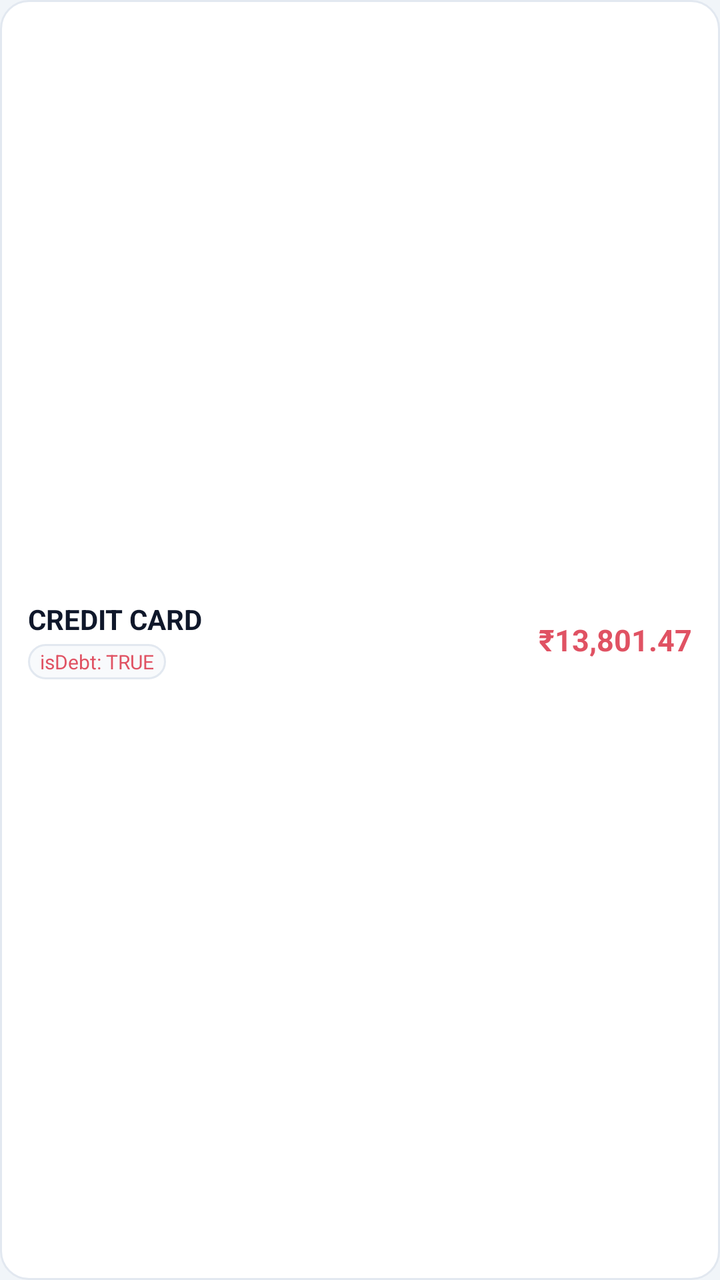
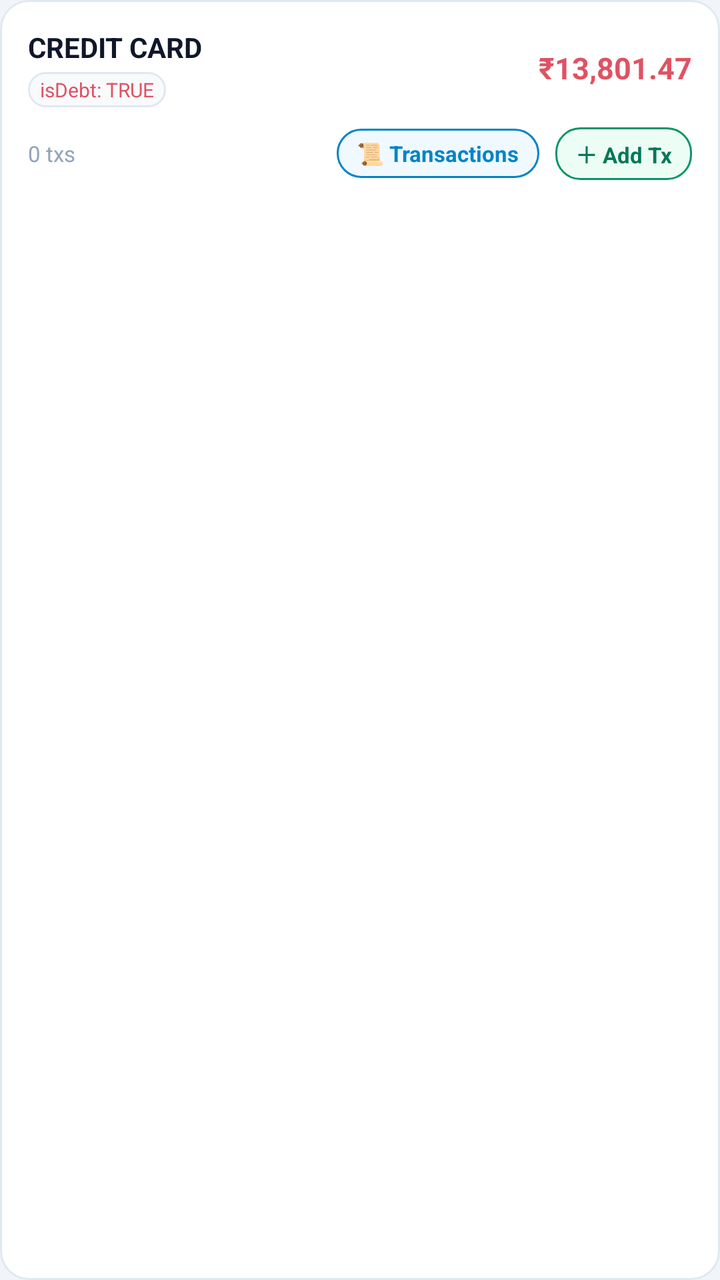

Compare the two renders of this Android layout. The source of the first and the diff that turns it into the second are given below.
<!-- AndroidManifest.xml: application theme AppTheme -->
<!-- res/layout/item_loan.xml -->
<?xml version="1.0" encoding="utf-8"?>
<LinearLayout
    xmlns:android="http://schemas.android.com/apk/res/android"
    android:layout_width="match_parent"
    android:layout_height="wrap_content"
    android:orientation="horizontal"
    android:gravity="center_vertical"
    android:background="@drawable/bg_card"
    android:padding="14dp"
    android:layout_marginBottom="8dp">

    <LinearLayout
        android:layout_width="0dp"
        android:layout_height="wrap_content"
        android:layout_weight="1"
        android:orientation="vertical">

        <TextView
            android:id="@+id/tvLoanName"
            android:layout_width="wrap_content"
            android:layout_height="wrap_content"
            android:text="CREDIT CARD"
            android:textColor="@color/text_primary"
            android:textSize="14sp"
            android:textStyle="bold" />

        <TextView
            android:id="@+id/tvLoanBadge"
            android:layout_width="wrap_content"
            android:layout_height="wrap_content"
            android:layout_marginTop="3dp"
            android:text="isDebt: TRUE"
            android:textColor="@color/red_rose"
            android:textSize="10sp"
            android:background="@drawable/bg_pill_dark"
            android:paddingStart="6dp"
            android:paddingEnd="6dp"
            android:paddingTop="2dp"
            android:paddingBottom="2dp" />
    </LinearLayout>

    <TextView
        android:id="@+id/tvLoanOutstanding"
        android:layout_width="wrap_content"
        android:layout_height="wrap_content"
        android:text="₹13,801.47"
        android:textColor="@color/red_rose"
        android:textSize="15sp"
        android:textStyle="bold" />
</LinearLayout>
<!-- resources referenced by this layout -->
<resources>
  <color name="red_rose">#E05263</color>
  <color name="text_primary">#0F172A</color>
  <!-- drawable bg_card (drawable) -->
  <?xml version="1.0" encoding="utf-8"?>
  <shape xmlns:android="http://schemas.android.com/apk/res/android"
      android:shape="rectangle">
      <solid android:color="@color/bg_card" />
      <corners android:radius="14dp" />
      <stroke
          android:width="1dp"
          android:color="@color/border_dark" />
  </shape>
  <!-- drawable bg_pill_dark (drawable) -->
  <?xml version="1.0" encoding="utf-8"?>
  <shape xmlns:android="http://schemas.android.com/apk/res/android"
      android:shape="rectangle">
      <solid android:color="@color/bg_card_secondary" />
      <corners android:radius="20dp" />
      <stroke
          android:width="1dp"
          android:color="@color/border_dark" />
  </shape>
  <style name="AppTheme" parent="Theme.MaterialComponents.DayNight.NoActionBar">
          <item name="colorPrimary">@color/colorPrimary</item>
          <item name="colorPrimaryDark">@color/colorPrimaryDark</item>
          <item name="colorAccent">@color/colorAccent</item>
          <item name="android:windowBackground">@color/bg_dark</item>
          <item name="android:statusBarColor">@color/bg_dark</item>
          <item name="android:navigationBarColor">@color/nav_bottom_bg</item>
          <item name="android:textColorPrimary">@color/text_primary</item>
          <item name="android:textColorSecondary">@color/text_secondary</item>
          <item name="android:windowLightStatusBar">true</item>
          <item name="bottomSheetDialogTheme">@style/FinMngrBottomSheetDialogTheme</item>
      </style>
  <color name="bg_card">#FFFFFF</color>
  <color name="border_dark">#E2E8F0</color>
  <color name="bg_card_secondary">#F8FAFC</color>
  <color name="colorPrimary">#0D9488</color>
  <color name="colorPrimaryDark">#E2E8F0</color>
  <color name="colorAccent">#0D9488</color>
  <color name="bg_dark">#F1F5F9</color>
  <color name="nav_bottom_bg">#FFFFFF</color>
  <color name="text_secondary">#475569</color>
  <style name="FinMngrBottomSheetDialogTheme" parent="ThemeOverlay.MaterialComponents.BottomSheetDialog">
          <item name="bottomSheetStyle">@style/FinMngrBottomSheetModal</item>
      </style>
  <style name="FinMngrBottomSheetModal" parent="Widget.MaterialComponents.BottomSheet.Modal">
          <item name="android:background">@android:color/transparent</item>
      </style>
</resources>

<!-- the commit's change to res/layout/item_loan.xml (unified diff, before → after) -->
@@ -3,48 +3,106 @@
     xmlns:android="http://schemas.android.com/apk/res/android"
     android:layout_width="match_parent"
     android:layout_height="wrap_content"
-    android:orientation="horizontal"
-    android:gravity="center_vertical"
+    android:orientation="vertical"
     android:background="@drawable/bg_card"
     android:padding="14dp"
     android:layout_marginBottom="8dp">
 
+    
     <LinearLayout
-        android:layout_width="0dp"
+        android:layout_width="match_parent"
         android:layout_height="wrap_content"
-        android:layout_weight="1"
-        android:orientation="vertical">
+        android:orientation="horizontal"
+        android:gravity="center_vertical">
+
+        <LinearLayout
+            android:layout_width="0dp"
+            android:layout_height="wrap_content"
+            android:layout_weight="1"
+            android:orientation="vertical">
+
+            <TextView
+                android:id="@+id/tvLoanName"
+                android:layout_width="wrap_content"
+                android:layout_height="wrap_content"
+                android:text="CREDIT CARD"
+                android:textColor="@color/text_primary"
+                android:textSize="14sp"
+                android:textStyle="bold" />
+
+            <TextView
+                android:id="@+id/tvLoanBadge"
+                android:layout_width="wrap_content"
+                android:layout_height="wrap_content"
+                android:layout_marginTop="3dp"
+                android:text="isDebt: TRUE"
+                android:textColor="@color/red_rose"
+                android:textSize="10sp"
+                android:background="@drawable/bg_pill_dark"
+                android:paddingStart="6dp"
+                android:paddingEnd="6dp"
+                android:paddingTop="2dp"
+                android:paddingBottom="2dp" />
+        </LinearLayout>
 
         <TextView
-            android:id="@+id/tvLoanName"
+            android:id="@+id/tvLoanOutstanding"
             android:layout_width="wrap_content"
             android:layout_height="wrap_content"
-            android:text="CREDIT CARD"
-            android:textColor="@color/text_primary"
-            android:textSize="14sp"
+            android:text="₹13,801.47"
+            android:textColor="@color/red_rose"
+            android:textSize="15sp"
             android:textStyle="bold" />
+    </LinearLayout>
+
+    
+    <LinearLayout
+        android:layout_width="match_parent"
+        android:layout_height="wrap_content"
+        android:layout_marginTop="10dp"
+        android:orientation="horizontal"
+        android:gravity="center_vertical">
 
         <TextView
-            android:id="@+id/tvLoanBadge"
+            android:id="@+id/tvLoanTxCount"
+            android:layout_width="0dp"
+            android:layout_height="wrap_content"
+            android:layout_weight="1"
+            android:text="0 txs"
+            android:textColor="@color/text_muted"
+            android:textSize="11sp" />
+
+        <TextView
+            android:id="@+id/btnViewLoanTransactions"
             android:layout_width="wrap_content"
             android:layout_height="wrap_content"
-            android:layout_marginTop="3dp"
-            android:text="isDebt: TRUE"
-            android:textColor="@color/red_rose"
-            android:textSize="10sp"
-            android:background="@drawable/bg_pill_dark"
-            android:paddingStart="6dp"
-            android:paddingEnd="6dp"
-            android:paddingTop="2dp"
-            android:paddingBottom="2dp" />
+            android:layout_marginEnd="8dp"
+            android:text="📜 Transactions"
+            android:textColor="@color/blue_sky"
+            android:textSize="11sp"
+            android:textStyle="bold"
+            android:background="@drawable/bg_chip_blue"
+            android:paddingStart="10dp"
+            android:paddingEnd="10dp"
+            android:paddingTop="5dp"
+            android:paddingBottom="5dp"
+            android:clickable="true"
+            android:focusable="true" />
+
+        <TextView
+            android:id="@+id/btnAddLoanTransaction"
+            android:layout_width="wrap_content"
+            android:layout_height="wrap_content"
+            android:text="＋ Add Tx"
+            android:textColor="@color/green_mint"
+            android:textSize="11sp"
+            android:textStyle="bold"
+            android:background="@drawable/bg_chip_green"
+            android:paddingStart="10dp"
+            android:paddingEnd="10dp"
+            android:paddingTop="5dp"
+            android:paddingBottom="5dp"
+            android:clickable="true"
+            android:focusable="true" />
     </LinearLayout>
-
-    <TextView
-        android:id="@+id/tvLoanOutstanding"
-        android:layout_width="wrap_content"
-        android:layout_height="wrap_content"
-        android:text="₹13,801.47"
-        android:textColor="@color/red_rose"
-        android:textSize="15sp"
-        android:textStyle="bold" />
 </LinearLayout>
<!-- resource entries referenced after the edit -->
@@ -1,6 +1,9 @@
 <!-- resources referenced by this layout -->
 <resources>
+  <color name="blue_sky">#0284C7</color>
+  <color name="green_mint">#047857</color>
   <color name="red_rose">#E05263</color>
+  <color name="text_muted">#94A3B8</color>
   <color name="text_primary">#0F172A</color>
   <!-- drawable bg_card (drawable) -->
   <?xml version="1.0" encoding="utf-8"?>
@@ -11,6 +14,26 @@
       <stroke
           android:width="1dp"
           android:color="@color/border_dark" />
+  </shape>
+  <!-- drawable bg_chip_blue (drawable) -->
+  <?xml version="1.0" encoding="utf-8"?>
+  <shape xmlns:android="http://schemas.android.com/apk/res/android"
+      android:shape="rectangle">
+      <solid android:color="@color/blue_bg" />
+      <corners android:radius="12dp" />
+      <stroke
+          android:width="1dp"
+          android:color="@color/blue_sky" />
+  </shape>
+  <!-- drawable bg_chip_green (drawable) -->
+  <?xml version="1.0" encoding="utf-8"?>
+  <shape xmlns:android="http://schemas.android.com/apk/res/android"
+      android:shape="rectangle">
+      <solid android:color="@color/green_bg" />
+      <corners android:radius="12dp" />
+      <stroke
+          android:width="1dp"
+          android:color="@color/green_emerald" />
   </shape>
   <!-- drawable bg_pill_dark (drawable) -->
   <?xml version="1.0" encoding="utf-8"?>
@@ -36,6 +59,9 @@
       </style>
   <color name="bg_card">#FFFFFF</color>
   <color name="border_dark">#E2E8F0</color>
+  <color name="blue_bg">#F0F9FF</color>
+  <color name="green_bg">#ECFDF5</color>
+  <color name="green_emerald">#059669</color>
   <color name="bg_card_secondary">#F8FAFC</color>
   <color name="colorPrimary">#0D9488</color>
   <color name="colorPrimaryDark">#E2E8F0</color>
